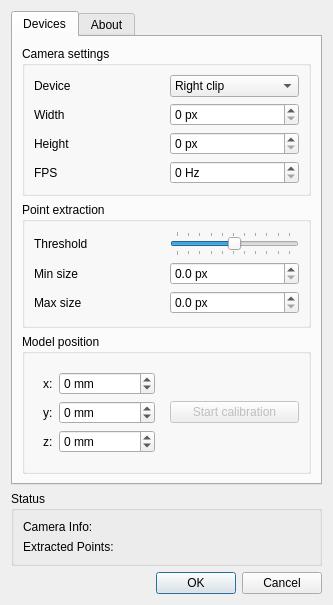
Above: tracker-pt/FTNoIR_PT_Controls.ui from opentrack/opentrack before the change. Below: the same form after it.
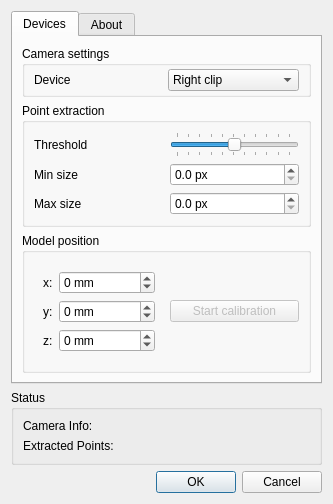
That is the form after the change. Icons and pictures are not drawn.

Commit message: tracker/pt: remove camera settings

```diff
--- a/tracker-pt/FTNoIR_PT_Controls.ui
+++ b/tracker-pt/FTNoIR_PT_Controls.ui
@@ -10,7 +10,7 @@
     <x>0</x>
     <y>0</y>
     <width>333</width>
-    <height>605</height>
+    <height>492</height>
    </rect>
   </property>
   <property name="sizePolicy">
@@ -125,8 +125,33 @@
          <property name="title">
           <string>Camera settings</string>
          </property>
-         <layout class="QGridLayout" name="gridLayout_2">
-          <item row="0" column="1">
+         <layout class="QHBoxLayout" name="horizontalLayout">
+          <property name="spacing">
+           <number>2</number>
+          </property>
+          <property name="topMargin">
+           <number>2</number>
+          </property>
+          <property name="bottomMargin">
+           <number>2</number>
+          </property>
+          <item>
+           <widget class="QLabel" name="label_2">
+            <property name="sizePolicy">
+             <sizepolicy hsizetype="Preferred" vsizetype="Preferred">
+              <horstretch>0</horstretch>
+              <verstretch>0</verstretch>
+             </sizepolicy>
+            </property>
+            <property name="text">
+             <string>Device</string>
+            </property>
+            <property name="buddy">
+             <cstring>model_used</cstring>
+            </property>
+           </widget>
+          </item>
+          <item>
            <widget class="QComboBox" name="model_used">
             <property name="sizePolicy">
              <sizepolicy hsizetype="Preferred" vsizetype="Fixed">
@@ -154,127 +179,6 @@
             </item>
            </widget>
           </item>
-          <item row="1" column="0">
-           <widget class="QLabel" name="label_36">
-            <property name="sizePolicy">
-             <sizepolicy hsizetype="Preferred" vsizetype="Preferred">
-              <horstretch>0</horstretch>
-              <verstretch>0</verstretch>
-             </sizepolicy>
-            </property>
-            <property name="text">
-             <string>Width</string>
-            </property>
-           </widget>
-          </item>
-          <item row="3" column="0">
-           <widget class="QLabel" name="label_37">
-            <property name="sizePolicy">
-             <sizepolicy hsizetype="Preferred" vsizetype="Preferred">
-              <horstretch>0</horstretch>
-              <verstretch>0</verstretch>
-             </sizepolicy>
-            </property>
-            <property name="text">
-             <string>FPS</string>
-            </property>
-            <property name="buddy">
-             <cstring>fps_spin</cstring>
-            </property>
-           </widget>
-          </item>
-          <item row="2" column="1">
-           <widget class="QSpinBox" name="res_y_spin">
-            <property name="sizePolicy">
-             <sizepolicy hsizetype="Preferred" vsizetype="Fixed">
-              <horstretch>0</horstretch>
-              <verstretch>0</verstretch>
-             </sizepolicy>
-            </property>
-            <property name="toolTip">
-             <string>Desired capture height</string>
-            </property>
-            <property name="suffix">
-             <string> px</string>
-            </property>
-            <property name="maximum">
-             <number>2000</number>
-            </property>
-            <property name="singleStep">
-             <number>10</number>
-            </property>
-           </widget>
-          </item>
-          <item row="3" column="1">
-           <widget class="QSpinBox" name="fps_spin">
-            <property name="sizePolicy">
-             <sizepolicy hsizetype="Preferred" vsizetype="Fixed">
-              <horstretch>0</horstretch>
-              <verstretch>0</verstretch>
-             </sizepolicy>
-            </property>
-            <property name="toolTip">
-             <string>Desired capture framerate</string>
-            </property>
-            <property name="suffix">
-             <string> Hz</string>
-            </property>
-            <property name="maximum">
-             <number>2000</number>
-            </property>
-           </widget>
-          </item>
-          <item row="1" column="1">
-           <widget class="QSpinBox" name="res_x_spin">
-            <property name="sizePolicy">
-             <sizepolicy hsizetype="Preferred" vsizetype="Fixed">
-              <horstretch>0</horstretch>
-              <verstretch>0</verstretch>
-             </sizepolicy>
-            </property>
-            <property name="toolTip">
-             <string>Desired capture width</string>
-            </property>
-            <property name="suffix">
-             <string> px</string>
-            </property>
-            <property name="maximum">
-             <number>2000</number>
-            </property>
-            <property name="singleStep">
-             <number>10</number>
-            </property>
-           </widget>
-          </item>
-          <item row="2" column="0">
-           <widget class="QLabel" name="label_41">
-            <property name="sizePolicy">
-             <sizepolicy hsizetype="Preferred" vsizetype="Preferred">
-              <horstretch>0</horstretch>
-              <verstretch>0</verstretch>
-             </sizepolicy>
-            </property>
-            <property name="text">
-             <string>Height</string>
-            </property>
-           </widget>
-          </item>
-          <item row="0" column="0">
-           <widget class="QLabel" name="label_2">
-            <property name="sizePolicy">
-             <sizepolicy hsizetype="Preferred" vsizetype="Preferred">
-              <horstretch>0</horstretch>
-              <verstretch>0</verstretch>
-             </sizepolicy>
-            </property>
-            <property name="text">
-             <string>Device</string>
-            </property>
-            <property name="buddy">
-             <cstring>model_used</cstring>
-            </property>
-           </widget>
-          </item>
          </layout>
         </widget>
        </item>
```
Left out of the diff: 4 changed lines with no effect on the pictures.
